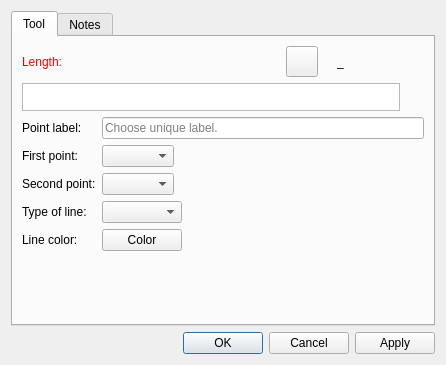
This is src/libs/vtools/dialogs/tools/dialogalongline.ui in dismine/valentina as Qt 5 draws it before an edit. The edited form follows.
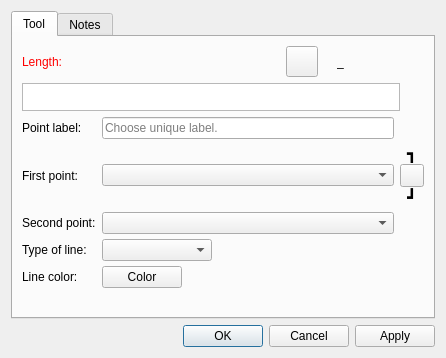
This is the edited form. Icons and pictures are not drawn. Custom widgets are drawn as their Qt base class.

Commit message:
Add swap points button to point tool dialogs.
Add a swap-points button (gtk-convert icon) to DialogLine, DialogAlongLine,
DialogNormal, and DialogPointOfIntersection, allowing the user to exchange
the first and second point selections in one click. Add VThemeIcon::GtkConvert
to the theme icon registry and enable gtk-convert.svg across all platform
theme QRC files (Eleven-Light, Eleven-Dark, La-Sierra-Light, La-Sierra-Dark).

Branch: develop

```diff
--- a/src/libs/vtools/dialogs/tools/dialogalongline.ui
+++ b/src/libs/vtools/dialogs/tools/dialogalongline.ui
@@ -7,7 +7,7 @@
     <x>0</x>
     <y>0</y>
     <width>446</width>
-    <height>365</height>
+    <height>358</height>
    </rect>
   </property>
   <property name="windowTitle">
@@ -220,9 +220,9 @@
         </layout>
        </item>
        <item>
-        <layout class="QFormLayout" name="formLayout">
-         <property name="fieldGrowthPolicy">
-          <enum>QFormLayout::ExpandingFieldsGrow</enum>
+        <layout class="QGridLayout" name="gridLayout">
+         <property name="verticalSpacing">
+          <number>5</number>
          </property>
          <item row="0" column="0">
           <widget class="QLabel" name="labelEditNamePoint">
@@ -231,6 +231,16 @@
            </property>
           </widget>
          </item>
+         <item row="0" column="1">
+          <widget class="QLineEdit" name="lineEditNamePoint">
+           <property name="toolTip">
+            <string>Unique label</string>
+           </property>
+           <property name="placeholderText">
+            <string>Choose unique label.</string>
+           </property>
+          </widget>
+         </item>
          <item row="1" column="0">
           <widget class="QLabel" name="labelFirstPoint">
            <property name="text">
@@ -241,7 +251,7 @@
          <item row="1" column="1">
           <widget class="QComboBox" name="comboBoxFirstPoint">
            <property name="sizePolicy">
-            <sizepolicy hsizetype="Preferred" vsizetype="Preferred">
+            <sizepolicy hsizetype="Preferred" vsizetype="Fixed">
              <horstretch>0</horstretch>
              <verstretch>0</verstretch>
             </sizepolicy>
@@ -251,6 +261,57 @@
            </property>
           </widget>
          </item>
+         <item row="1" column="2">
+          <layout class="QVBoxLayout" name="verticalLayoutSwap">
+           <property name="spacing">
+            <number>1</number>
+           </property>
+           <item alignment="Qt::AlignmentFlag::AlignTop">
+            <widget class="QLabel" name="label_8">
+             <property name="font">
+              <font>
+               <pointsize>10</pointsize>
+              </font>
+             </property>
+             <property name="text">
+              <string notr="true">&lt;html&gt;&lt;head/&gt;&lt;body&gt;&lt;p&gt;&lt;span style=&quot; font-size:12pt;font-weight:800;&quot;&gt;┓&lt;/span&gt;&lt;/p&gt;&lt;/body&gt;&lt;/html&gt;</string>
+             </property>
+             <property name="alignment">
+              <set>Qt::AlignmentFlag::AlignBottom|Qt::AlignmentFlag::AlignHCenter</set>
+             </property>
+            </widget>
+           </item>
+           <item>
+            <widget class="QToolButton" name="toolButtonSwapPoints">
+             <property name="toolTip">
+              <string>Swap points</string>
+             </property>
+             <property name="text">
+              <string notr="true"/>
+             </property>
+             <property name="icon">
+              <iconset theme="gtk-convert"/>
+             </property>
+             <property name="iconSize">
+              <size>
+               <width>16</width>
+               <height>16</height>
+              </size>
+             </property>
+            </widget>
+           </item>
+           <item alignment="Qt::AlignmentFlag::AlignHCenter|Qt::AlignmentFlag::AlignBottom">
+            <widget class="QLabel" name="label_10">
+             <property name="text">
+              <string notr="true">&lt;html&gt;&lt;head/&gt;&lt;body&gt;&lt;p&gt;&lt;span style=&quot; font-size:12pt; font-weight:800;&quot;&gt;┛&lt;/span&gt;&lt;/p&gt;&lt;/body&gt;&lt;/html&gt;</string>
+             </property>
+             <property name="alignment">
+              <set>Qt::AlignmentFlag::AlignLeading|Qt::AlignmentFlag::AlignLeft|Qt::AlignmentFlag::AlignTop</set>
+             </property>
+            </widget>
+           </item>
+          </layout>
+         </item>
          <item row="2" column="0">
           <widget class="QLabel" name="labelSecondPoint">
            <property name="text">
@@ -261,7 +322,7 @@
          <item row="2" column="1">
           <widget class="QComboBox" name="comboBoxSecondPoint">
            <property name="sizePolicy">
-            <sizepolicy hsizetype="Preferred" vsizetype="Preferred">
+            <sizepolicy hsizetype="Preferred" vsizetype="Fixed">
              <horstretch>0</horstretch>
              <verstretch>0</verstretch>
             </sizepolicy>
@@ -316,18 +377,14 @@
            </property>
           </widget>
          </item>
-         <item row="0" column="1">
-          <widget class="QLineEdit" name="lineEditNamePoint">
-           <property name="toolTip">
-            <string>Unique label</string>
-           </property>
-           <property name="placeholderText">
-            <string>Choose unique label.</string>
-           </property>
-          </widget>
-         </item>
          <item row="4" column="1">
           <widget class="VPE::QtColorPicker" name="pushButtonLineColor">
+           <property name="sizePolicy">
+            <sizepolicy hsizetype="Fixed" vsizetype="Fixed">
+             <horstretch>0</horstretch>
+             <verstretch>0</verstretch>
+            </sizepolicy>
+           </property>
            <property name="text">
             <string notr="true">Color</string>
            </property>
```
Left out of the diff: 16 changed lines with no effect on the pictures. The commit also changes 17 other files.
